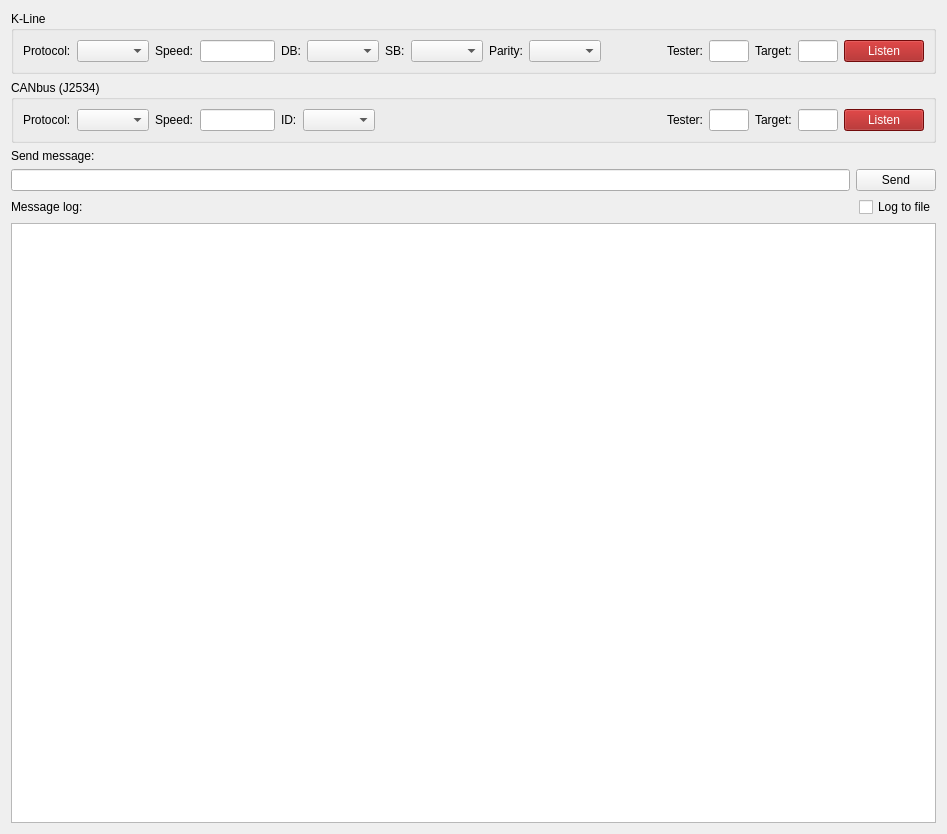
Old version of the form data_terminal.ui in the repository miikasyvanen/FastECU.
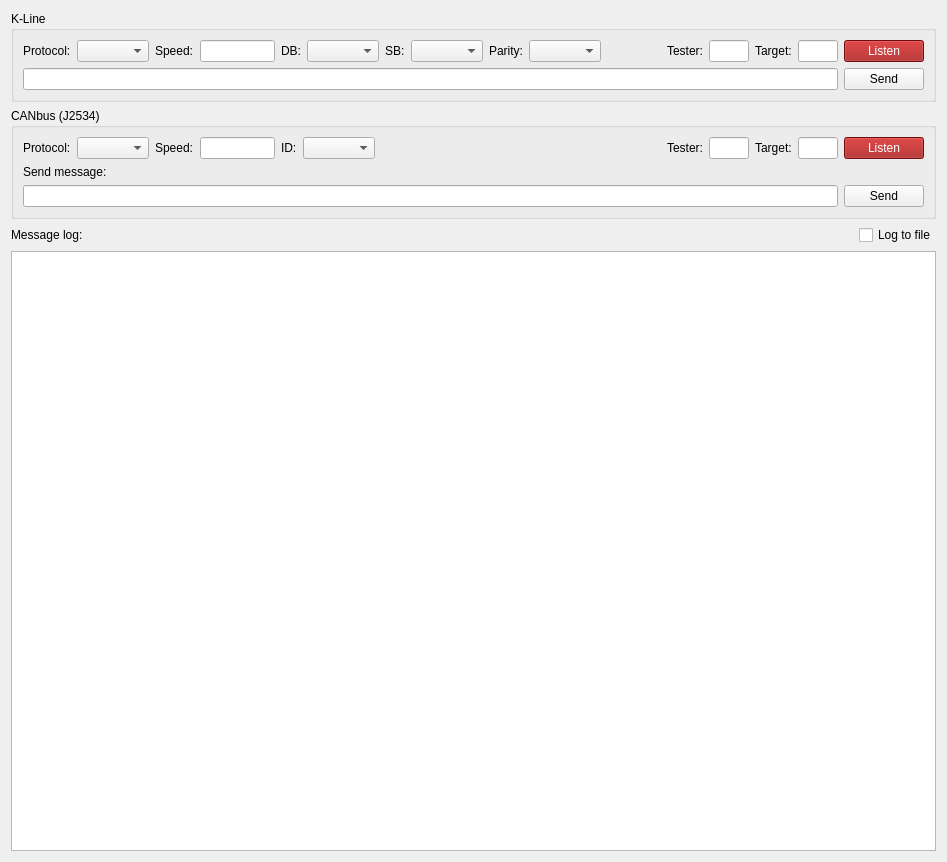
New version of the form.

Commit message: Modify UI and added CAN messaging

```diff
--- a/data_terminal.ui
+++ b/data_terminal.ui
@@ -3,14 +3,14 @@
  <class>DataTerminal</class>
  <widget class="QWidget" name="DataTerminal">
   <property name="windowModality">
-   <enum>Qt::WindowModality::ApplicationModal</enum>
+   <enum>Qt::ApplicationModal</enum>
   </property>
   <property name="geometry">
    <rect>
     <x>0</x>
     <y>0</y>
     <width>947</width>
-    <height>786</height>
+    <height>853</height>
    </rect>
   </property>
   <property name="windowTitle">
@@ -31,6 +31,10 @@
          </property>
          <layout class="QHBoxLayout" name="horizontalLayout_4">
           <item>
+           <layout class="QVBoxLayout" name="verticalLayout_4">
+            <item>
+             <layout class="QHBoxLayout" name="horizontalLayout_11">
+              <item>
            <widget class="QLabel" name="label">
             <property name="text">
              <string>Protocol:</string>
@@ -121,7 +125,7 @@
           <item>
            <spacer name="horizontalSpacer">
             <property name="orientation">
-             <enum>Qt::Orientation::Horizontal</enum>
+                 <enum>Qt::Horizontal</enum>
             </property>
             <property name="sizeHint" stdset="0">
              <size>
@@ -210,6 +214,24 @@
            </widget>
           </item>
          </layout>
+            </item>
+            <item>
+             <layout class="QHBoxLayout" name="horizontalLayout_12">
+              <item>
+               <widget class="QLineEdit" name="klineMsgToSend"/>
+              </item>
+              <item>
+               <widget class="QPushButton" name="sendKlineMessage">
+                <property name="text">
+                 <string>Send</string>
+                </property>
+               </widget>
+              </item>
+             </layout>
+            </item>
+           </layout>
+          </item>
+         </layout>
         </widget>
        </item>
       </layout>
@@ -223,6 +245,10 @@
          </property>
          <layout class="QHBoxLayout" name="horizontalLayout_3">
           <item>
+           <layout class="QVBoxLayout" name="verticalLayout_3">
+            <item>
+             <layout class="QHBoxLayout" name="horizontalLayout_8">
+              <item>
            <widget class="QLabel" name="label_8">
             <property name="text">
              <string>Protocol:</string>
@@ -285,7 +311,7 @@
           <item>
            <spacer name="horizontalSpacer_2">
             <property name="orientation">
-             <enum>Qt::Orientation::Horizontal</enum>
+                 <enum>Qt::Horizontal</enum>
             </property>
             <property name="sizeHint" stdset="0">
              <size>
@@ -374,9 +400,6 @@
            </widget>
           </item>
          </layout>
-        </widget>
-       </item>
-      </layout>
      </item>
      <item>
       <widget class="QLabel" name="label_14">
@@ -386,18 +409,28 @@
       </widget>
      </item>
      <item>
-      <layout class="QHBoxLayout" name="horizontalLayout_5">
+             <layout class="QHBoxLayout" name="horizontalLayout_9">
        <item>
-        <widget class="QLineEdit" name="msgToSend"/>
+               <widget class="QLineEdit" name="canMsgToSend"/>
        </item>
        <item>
-        <widget class="QPushButton" name="sendMessage">
+               <widget class="QPushButton" name="sendCanMessage">
          <property name="text">
           <string>Send</string>
          </property>
         </widget>
        </item>
       </layout>
+            </item>
+           </layout>
+          </item>
+         </layout>
+        </widget>
+       </item>
+      </layout>
+     </item>
+     <item>
+      <layout class="QHBoxLayout" name="horizontalLayout_5"/>
      </item>
      <item>
       <layout class="QHBoxLayout" name="horizontalLayout_6">
```
Lines whose indentation alone changed are shown as unchanged. The commit also changes 2 other files.
